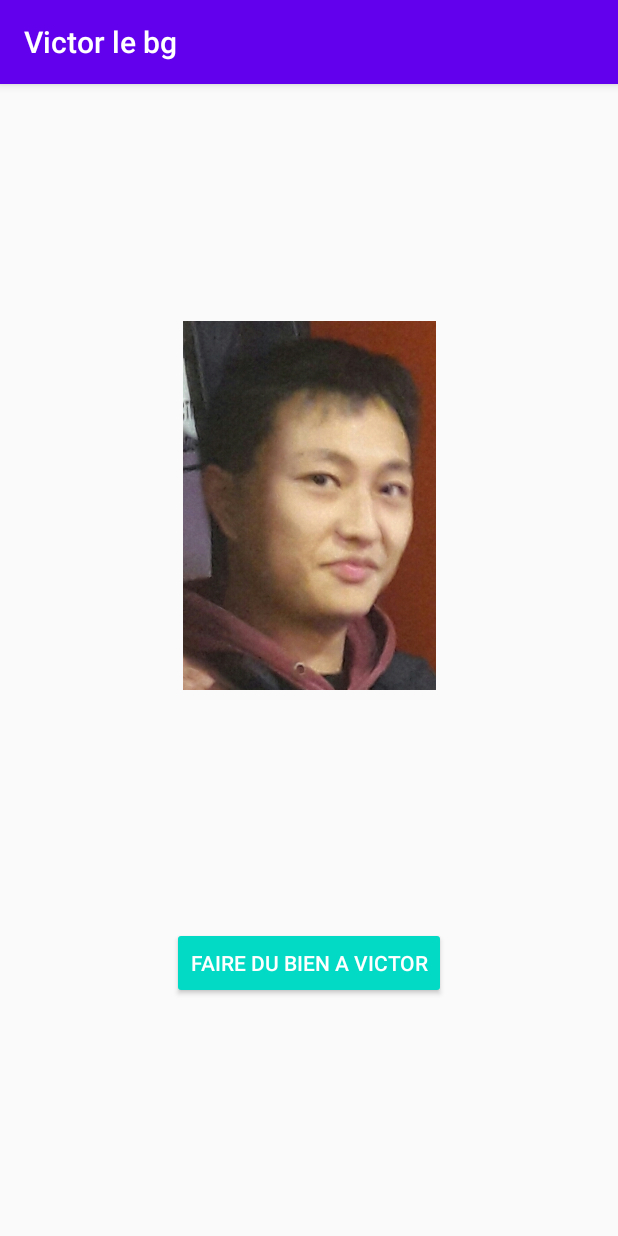
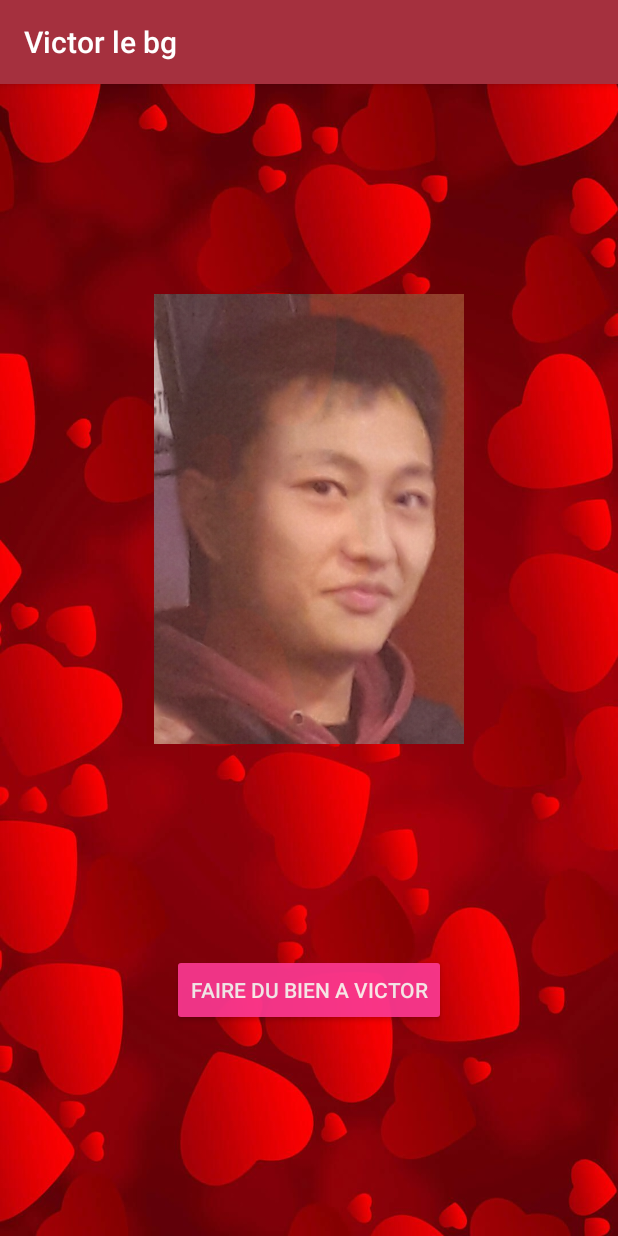
Before and after one commit to Batoch/androidyouyou, an Android app: the screen it shows after launch (MainActivity), on a phone screen of 412 x 824 dp. Run offline under Robolectric (Android 15) with nearby library versions, the phone set to English and light mode, and no system bars.

Commit message:
[GUI] adding theme and graphical chart

```diff
--- a/app/src/main/res/layout/activity_main.xml
+++ b/app/src/main/res/layout/activity_main.xml
@@ -4,15 +4,18 @@
     xmlns:tools="http://schemas.android.com/tools"
     android:layout_width="match_parent"
     android:layout_height="match_parent"
+    android:background="@drawable/love_theme"
     tools:context=".MainActivity">
+
 
     <Button
         android:id="@+id/a_main_btn"
         style="@style/Widget.AppCompat.Button.Colored"
         android:layout_width="wrap_content"
         android:layout_height="wrap_content"
+        android:alpha="0.9"
+        android:onClick="changervictor"
         android:text="@string/faire_du_bien_a_victor"
-        android:onClick="changervictor"
         app:layout_constraintBottom_toBottomOf="parent"
         app:layout_constraintEnd_toEndOf="parent"
         app:layout_constraintStart_toStartOf="parent"
@@ -20,13 +23,16 @@
 
     <ImageView
         android:id="@+id/a_main_img_victor"
-        android:layout_width="242dp"
-        android:layout_height="246dp"
+        android:layout_width="300dp"
+        android:layout_height="300dp"
+        android:alpha="0.9"
         android:contentDescription="@string/la_belle_image_de_base"
+        android:tint="#FFFFFF"
         app:layout_constraintBottom_toTopOf="@+id/a_main_btn"
         app:layout_constraintEnd_toEndOf="parent"
         app:layout_constraintStart_toStartOf="parent"
         app:layout_constraintTop_toTopOf="parent"
-        app:srcCompat="@drawable/victornormal" />
+        app:srcCompat="@drawable/victornormal"
+        app:tint="#31E88989" />
 
 </androidx.constraintlayout.widget.ConstraintLayout>
--- a/app/src/main/res/values/strings.xml
+++ b/app/src/main/res/values/strings.xml
@@ -11,4 +11,5 @@
     <string name="la_bite" >la bite</string>
     <string name="victorheureux">victorheureux</string>
     <string name="CalmerVictor">Calmer victor</string>
+    <string name="love_theme">love_theme</string>
 </resources>
--- a/app/src/main/res/values/styles.xml
+++ b/app/src/main/res/values/styles.xml
@@ -2,9 +2,9 @@
     <!-- Base application theme. -->
     <style name="AppTheme" parent="Theme.AppCompat.Light.DarkActionBar">
         <!-- Customize your theme here. -->
-        <item name="colorPrimary">@color/colorPrimary</item>
-        <item name="colorPrimaryDark">@color/colorPrimaryDark</item>
-        <item name="colorAccent">@color/colorAccent</item>
+        <item name="colorPrimary">#A5303E</item>
+        <item name="colorPrimaryDark">#4C0345</item>
+        <item name="colorAccent">#FF3A95</item>
     </style>
 
 </resources>
```
Also changed, not shown: app/src/main/res/drawable/love_theme.jpg (added), 1 other file.
